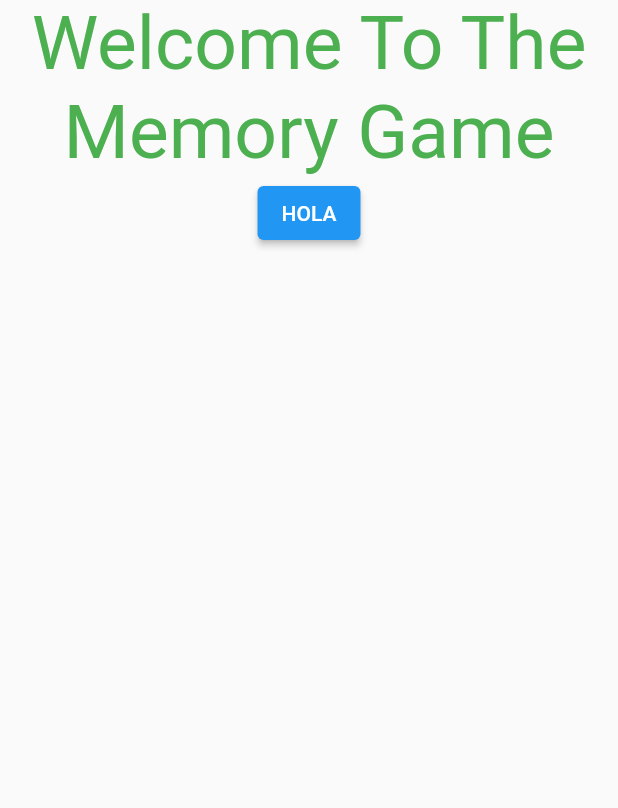
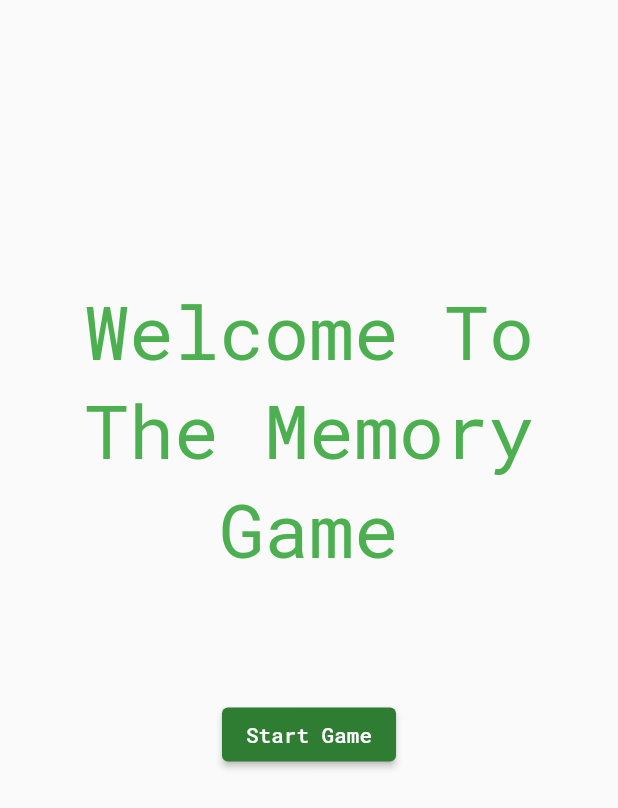
Before and after one commit to Racso1624/Memory-Game, a Flutter app: the screen it shows after launch, on a phone screen of 412 x 824 dp. Shown: the top 808 px of the screen. Run offline on Flutter 3.47's test engine with Material 2 defaults, Android fonts, the phone set to English and light mode, and no system bars; our stand-ins replace google_fonts.

Commit message:
Se agrega Google Fonts

```diff
--- a/lib/landing_page.dart
+++ b/lib/landing_page.dart
@@ -10,12 +10,12 @@ class _LandingPageState extends State<LandingPage>{
   Widget build(BuildContext context){
     return Scaffold(
       // body is the majority of the screen.
-      body: Column(
+      body: Container(
+        child:
+          Stack(
             children: [
-          Column(
-            children: [
-              Container(
-                alignment: Alignment(0.5, 0.5),
+              Align(
+                alignment: Alignment(0.5, -0.4),
                 child:
                   Text(
                     'Welcome To The Memory Game',
@@ -26,14 +26,19 @@ class _LandingPageState extends State<LandingPage>{
                     textAlign: TextAlign.center,
                 ),
               ),
-              Container(
-                alignment: Alignment(0, -0.5),
+              Align(
+                alignment: Alignment(0, 0.2),
                 child:
-                  ElevatedButton(onPressed: (){}, child: Text('HOLA'),),
+                  ElevatedButton(
+                    onPressed: (){},
+                    style: ButtonStyle(
+                      backgroundColor: MaterialStateProperty.all(Colors.green[800]),
+                    ),
+                    child: Text('Start Game'),
+                  ),
               )
             ]
           ),
-        ],
       ),
     );
   }
--- a/lib/main.dart
+++ b/lib/main.dart
@@ -1,4 +1,5 @@
 import 'package:flutter/material.dart';
+import 'package:google_fonts/google_fonts.dart';
 import 'package:memory_game/landing_page.dart';
 
 void main() {
@@ -18,6 +19,7 @@ class MyAppState extends State<MyApp>{
   Widget build (BuildContext context){
     return MaterialApp(
       title: 'Memory Game',
+      theme: ThemeData(textTheme: GoogleFonts.robotoMonoTextTheme()),
       home: LandingPage(),
     );
   }
--- a/pubspec.yaml
+++ b/pubspec.yaml
@@ -34,6 +34,7 @@ dependencies:
   # The following adds the Cupertino Icons font to your application.
   # Use with the CupertinoIcons class for iOS style icons.
   cupertino_icons: ^1.0.2
+  google_fonts: ^3.0.1
 
 dev_dependencies:
   flutter_test:
```
Also changed, not shown: pubspec.lock. Lines whose indentation alone changed are shown as unchanged.
